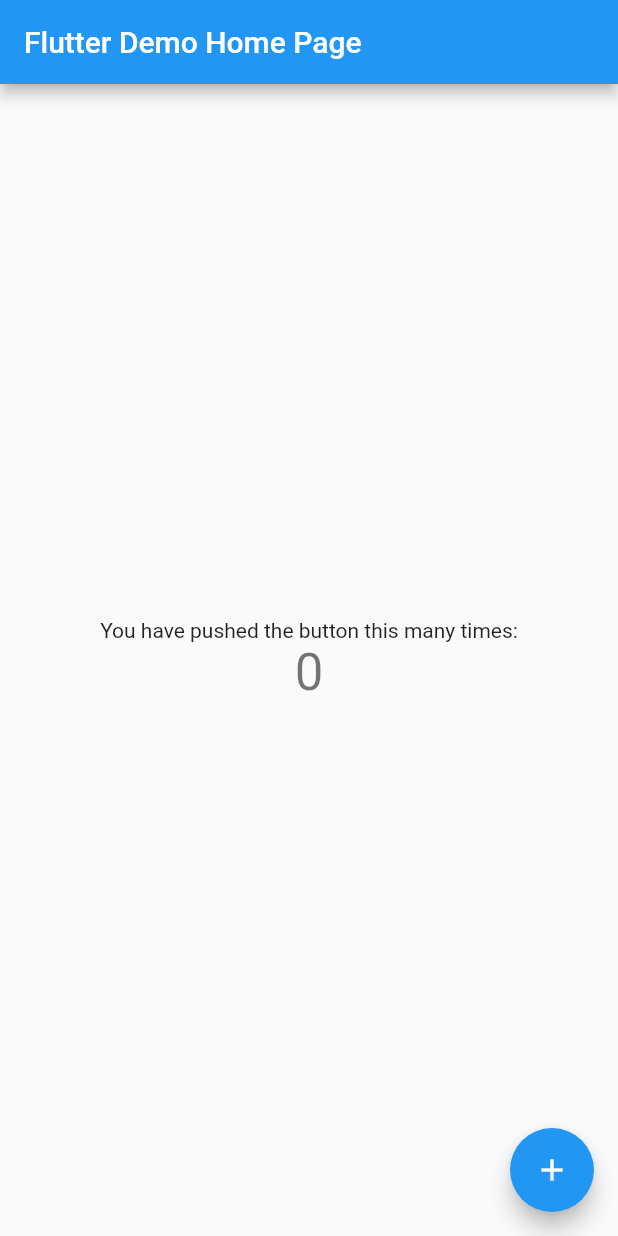
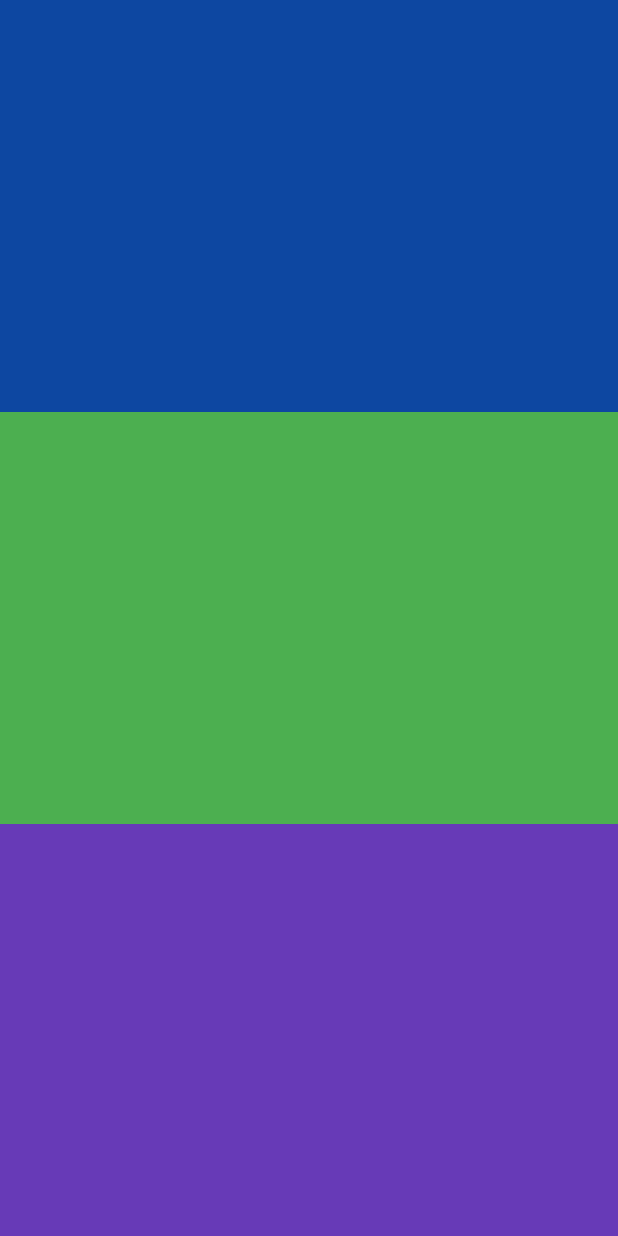
Before and after one commit to samueljiwandono0310/registration_project, a Flutter app: the screen it shows after launch, on a phone screen of 412 x 824 dp. Run offline on Flutter 3.47's test engine with Material 2 defaults, Android fonts, the phone set to English and light mode, and no system bars.

Commit message:
feat: setup base project

```diff
--- /dev/null
+++ b/lib/constants/constant.dart
@@ -0,0 +1,3 @@
+class Constant {
+
+}
--- a/lib/main.dart
+++ b/lib/main.dart
@@ -1,113 +1,6 @@
 import 'package:flutter/material.dart';
+import 'package:registration_project/modules/app.dart';
 
 void main() {
-  runApp(MyApp());
+  runApp(App());
 }
-
-class MyApp extends StatelessWidget {
-  // This widget is the root of your application.
-  @override
-  Widget build(BuildContext context) {
-    return MaterialApp(
-      title: 'Flutter Demo',
-      theme: ThemeData(
-        // This is the theme of your application.
-        //
-        // Try running your application with "flutter run". You'll see the
-        // application has a blue toolbar. Then, without quitting the app, try
-        // changing the primarySwatch below to Colors.green and then invoke
-        // "hot reload" (press "r" in the console where you ran "flutter run",
-        // or simply save your changes to "hot reload" in a Flutter IDE).
-        // Notice that the counter didn't reset back to zero; the application
-        // is not restarted.
-        primarySwatch: Colors.blue,
-      ),
-      home: MyHomePage(title: 'Flutter Demo Home Page'),
-    );
-  }
-}
-
-class MyHomePage extends StatefulWidget {
-  MyHomePage({Key key, this.title}) : super(key: key);
-
-  // This widget is the home page of your application. It is stateful, meaning
-  // that it has a State object (defined below) that contains fields that affect
-  // how it looks.
-
-  // This class is the configuration for the state. It holds the values (in this
-  // case the title) provided by the parent (in this case the App widget) and
-  // used by the build method of the State. Fields in a Widget subclass are
-  // always marked "final".
-
-  final String title;
-
-  @override
-  _MyHomePageState createState() => _MyHomePageState();
-}
-
-class _MyHomePageState extends State<MyHomePage> {
-  int _counter = 0;
-
-  void _incrementCounter() {
-    setState(() {
-      // This call to setState tells the Flutter framework that something has
-      // changed in this State, which causes it to rerun the build method below
-      // so that the display can reflect the updated values. If we changed
-      // _counter without calling setState(), then the build method would not be
-      // called again, and so nothing would appear to happen.
-      _counter++;
-    });
-  }
-
-  @override
-  Widget build(BuildContext context) {
-    // This method is rerun every time setState is called, for instance as done
-    // by the _incrementCounter method above.
-    //
-    // The Flutter framework has been optimized to make rerunning build methods
-    // fast, so that you can just rebuild anything that needs updating rather
-    // than having to individually change instances of widgets.
-    return Scaffold(
-      appBar: AppBar(
-        // Here we take the value from the MyHomePage object that was created by
-        // the App.build method, and use it to set our appbar title.
-        title: Text(widget.title),
-      ),
-      body: Center(
-        // Center is a layout widget. It takes a single child and positions it
-        // in the middle of the parent.
-        child: Column(
-          // Column is also a layout widget. It takes a list of children and
-          // arranges them vertically. By default, it sizes itself to fit its
-          // children horizontally, and tries to be as tall as its parent.
-          //
-          // Invoke "debug painting" (press "p" in the console, choose the
-          // "Toggle Debug Paint" action from the Flutter Inspector in Android
-          // Studio, or the "Toggle Debug Paint" command in Visual Studio Code)
-          // to see the wireframe for each widget.
-          //
-          // Column has various properties to control how it sizes itself and
-          // how it positions its children. Here we use mainAxisAlignment to
-          // center the children vertically; the main axis here is the vertical
-          // axis because Columns are vertical (the cross axis would be
-          // horizontal).
-          mainAxisAlignment: MainAxisAlignment.center,
-          children: <Widget>[
-            Text(
-              'You have pushed the button this many times:',
-            ),
-            Text(
-              '$_counter',
-              style: Theme.of(context).textTheme.headline4,
-            ),
-          ],
-        ),
-      ),
-      floatingActionButton: FloatingActionButton(
-        onPressed: _incrementCounter,
-        tooltip: 'Increment',
-        child: Icon(Icons.add),
-      ), // This trailing comma makes auto-formatting nicer for build methods.
-    );
-  }
-}
--- /dev/null
+++ b/lib/modules/app.dart
@@ -0,0 +1,19 @@
+import 'package:flutter/material.dart';
+import 'package:registration_project/config/routes/routes.dart';
+import 'package:registration_project/modules/screens/WelcomeScreen.dart';
+
+class App extends StatefulWidget {
+  @override
+  _AppState createState() => _AppState();
+}
+
+class _AppState extends State<App> {
+  @override
+  Widget build(BuildContext context) {
+    return MaterialApp(
+      debugShowCheckedModeBanner: false,
+      home: WelcomeScreen(),
+      onGenerateRoute: NavigationRoutes.generateRoute,
+    );
+  }
+}
--- /dev/null
+++ b/lib/modules/screens/WelcomeScreen.dart
@@ -0,0 +1,42 @@
+import 'package:flutter/material.dart';
+import 'package:flutter/services.dart';
+
+class WelcomeScreen extends StatelessWidget {
+  @override
+  Widget build(BuildContext context) {
+    SystemChrome.setSystemUIOverlayStyle(
+      SystemUiOverlayStyle(
+        statusBarColor: Colors.blue[900],
+        statusBarIconBrightness: Brightness.dark,
+      ),
+    );
+    return Scaffold(
+      backgroundColor: Colors.white,
+      body: Column(
+        children: [
+          Expanded(
+            child: Container(
+              color: Colors.blue[900],
+              height: MediaQuery.of(context).size.height,
+              width: double.infinity,
+            ),
+          ),
+          Expanded(
+            child: Container(
+              color: Colors.green,
+              height: MediaQuery.of(context).size.height,
+              width: double.infinity,
+            ),
+          ),
+          Expanded(
+            child: Container(
+              color: Colors.deepPurple,
+              height: MediaQuery.of(context).size.height,
+              width: double.infinity,
+            ),
+          ),
+        ],
+      ),
+    );
+  }
+}
```
Also changed, not shown: lib/config/routes/routes.dart (added, +24 -0 lines), lib/widgets/widget.dart (added, +14 -0 lines), pubspec.yaml (+0 -38 lines), 1 other file.
